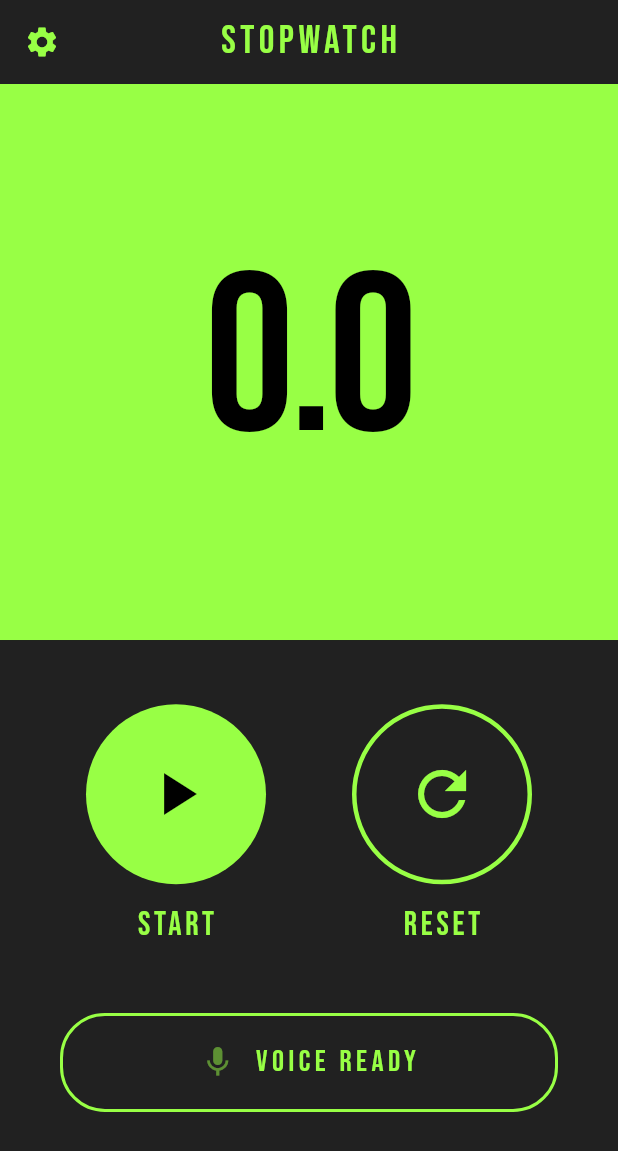
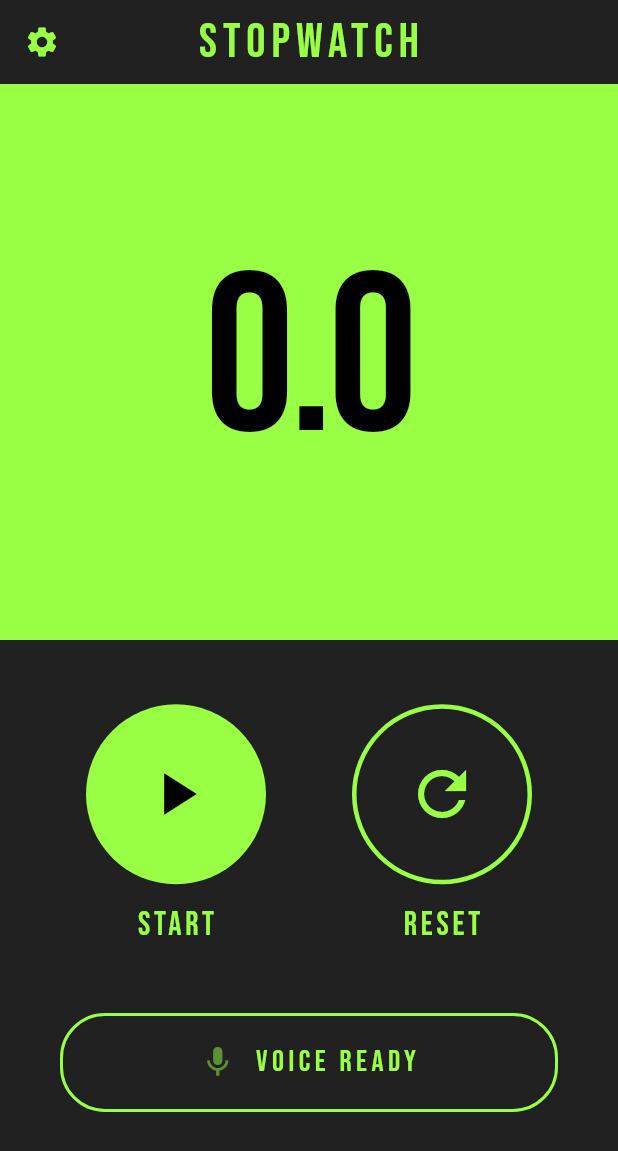
Before and after one commit to JanRejnowski/voice-timer, a Flutter app: the screen it shows after launch, on a phone screen of 412 x 824 dp. Shown: the top 1151 px of the screen. Run offline on Flutter 3.47's test engine with Material 3 defaults, Android fonts, the phone set to English and light mode, and no system bars; our stand-ins replace permission_handler.

Commit message:
Increase app bar title font size and letter spacing
- Increase font size from 26 to 32 for better visibility
- Increase letter spacing from 3 to 4 for improved readability
- Enhances overall typography hierarchy in the app

🤖 Generated with [Claude Code](https://claude.ai/code)

Co-Authored-By: Claude <noreply@anthropic.com>

```diff
--- a/lib/core/theme/app_theme.dart
+++ b/lib/core/theme/app_theme.dart
@@ -20,8 +20,8 @@ class AppTheme {
         centerTitle: true,
         titleTextStyle: TextStyle(
           fontFamily: 'BebasNeue',
-          fontSize: 26,
-          letterSpacing: 3,
+          fontSize: 32,
+          letterSpacing: 4,
           color: AppColors.primary,
           fontWeight: FontWeight.w400,
         ),
```
